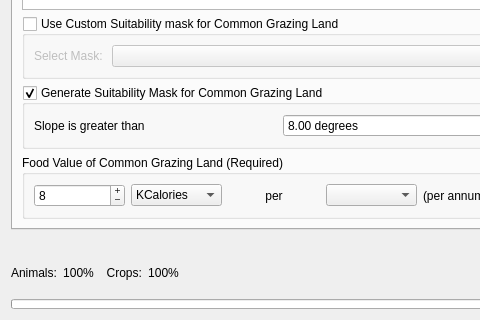
Old version of the form src/ui/lamainformbase.ui in the repository arkygeek/landuseanalyst; both pictures show x 0 to 480 and y 421 to 741 of the 1057 by 741 pixel window.
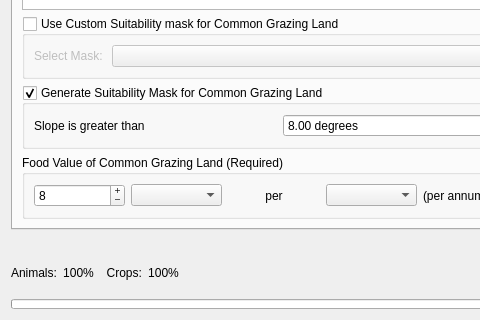
New version of the form. The open tabs and pages were chosen to show the change. Icons and pictures are not drawn.

Patch:
```diff
--- a/src/ui/lamainformbase.ui
+++ b/src/ui/lamainformbase.ui
@@ -1908,18 +1908,7 @@
            </widget>
           </item>
           <item row="0" column="1" >
-           <widget class="QComboBox" name="comboBoxCommonRasterUnits" >
-            <item>
-             <property name="text" >
-              <string>KCalories</string>
-             </property>
-            </item>
-            <item>
-             <property name="text" >
-              <string>TDN</string>
-             </property>
-            </item>
-           </widget>
+           <widget class="QComboBox" name="comboBoxCommonLandEnergyType" />
           </item>
           <item row="0" column="2" >
            <widget class="QLabel" name="label_28" >
```
